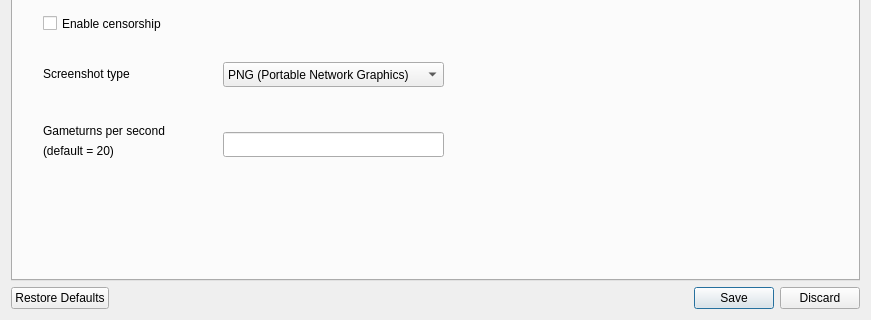
The window that settingsdialog.ui (yani/keeperfx-launcher-qt) describes before a commit, drawn with Qt 5; both pictures show x 0 to 871 and y 224 to 544 of the 871 by 544 pixel window.
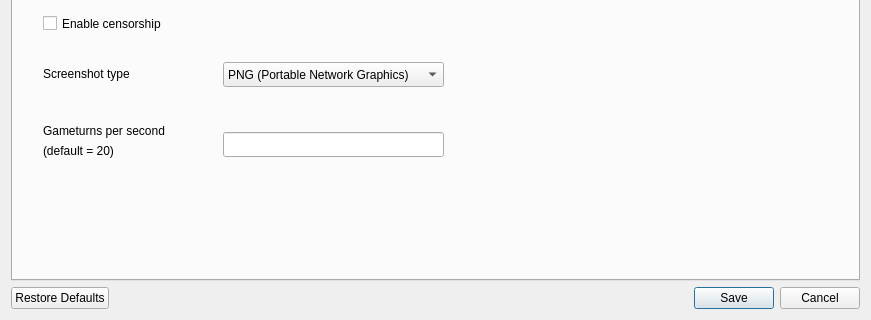
The same window after the commit. Icons and pictures are not drawn.

Commit message: start of settings load/button handling

Diff of the .ui file:
```diff
--- a/settingsdialog.ui
+++ b/settingsdialog.ui
@@ -566,7 +566,7 @@
       </font>
      </property>
      <property name="standardButtons">
-      <set>QDialogButtonBox::StandardButton::Discard|QDialogButtonBox::StandardButton::RestoreDefaults|QDialogButtonBox::StandardButton::Save</set>
+      <set>QDialogButtonBox::StandardButton::Cancel|QDialogButtonBox::StandardButton::RestoreDefaults|QDialogButtonBox::StandardButton::Save</set>
      </property>
     </widget>
    </item>
```
The commit also changes 2 other files.
